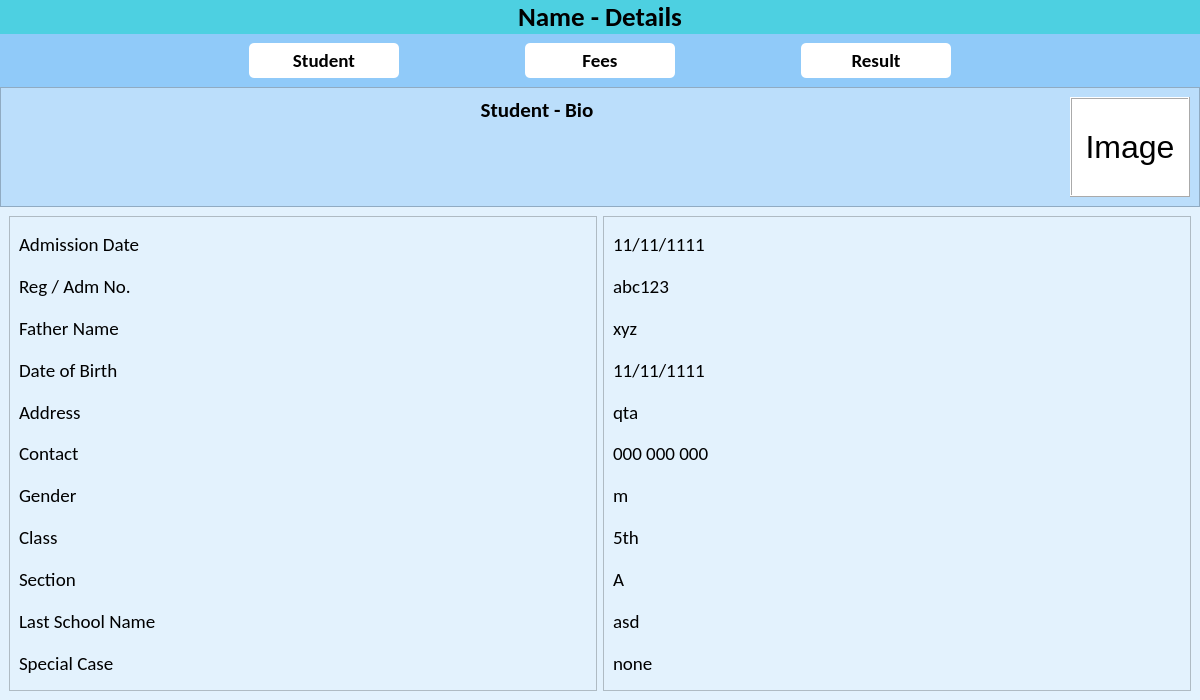
First picture: the form in ui/student_details.ui, repository CodeWithEhtisham/School-Software, before the edit.
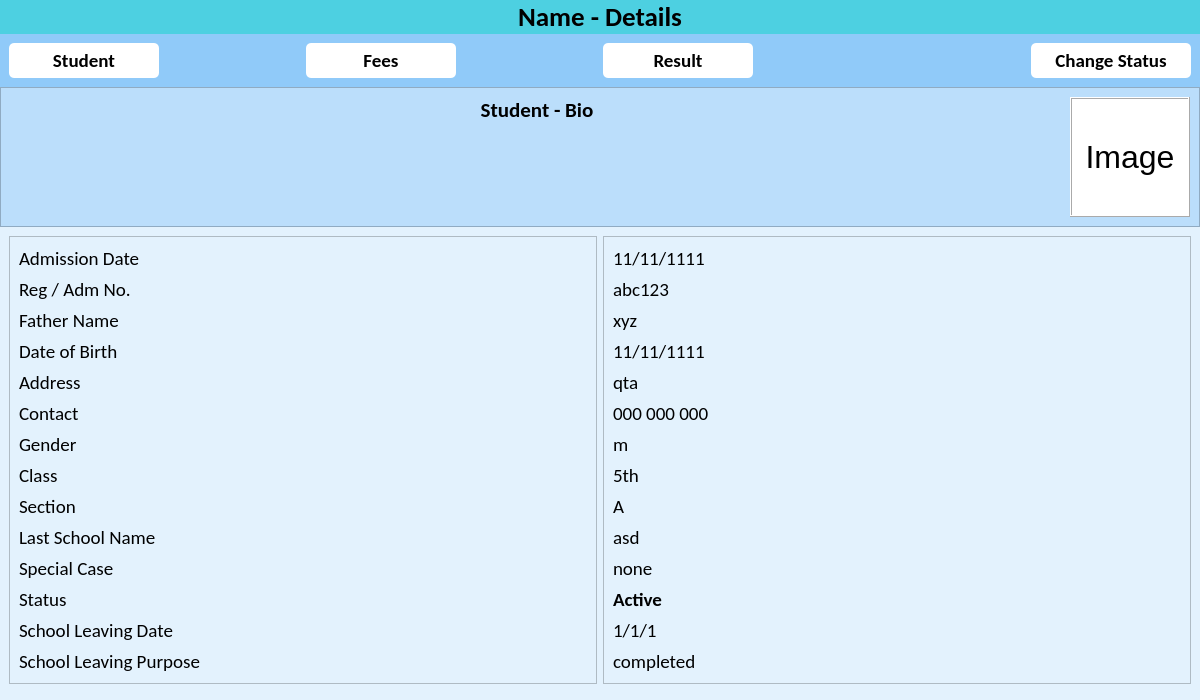
Second picture: the form after the edit. The open tabs and pages were chosen to show the change. Icons and pictures are not drawn.

Commit message: ui change, added buttons, some features

```diff
--- a/ui/student_details.ui
+++ b/ui/student_details.ui
@@ -110,7 +110,7 @@
        <enum>Qt::LeftToRight</enum>
       </property>
       <layout class="QHBoxLayout" name="horizontalLayout_3">
-       <item alignment="Qt::AlignRight">
+       <item alignment="Qt::AlignLeft">
         <widget class="QPushButton" name="btn_student">
          <property name="minimumSize">
           <size>
@@ -141,7 +141,7 @@
          </property>
         </widget>
        </item>
-       <item alignment="Qt::AlignHCenter">
+       <item alignment="Qt::AlignLeft">
         <widget class="QPushButton" name="btn_fees">
          <property name="minimumSize">
           <size>
@@ -203,6 +203,37 @@
          </property>
         </widget>
        </item>
+       <item alignment="Qt::AlignRight">
+        <widget class="QPushButton" name="btn_student_leaving">
+         <property name="minimumSize">
+          <size>
+           <width>160</width>
+           <height>35</height>
+          </size>
+         </property>
+         <property name="font">
+          <font>
+           <family>Calibri</family>
+           <pointsize>14</pointsize>
+           <weight>75</weight>
+           <bold>true</bold>
+          </font>
+         </property>
+         <property name="text">
+          <string>Change Status</string>
+         </property>
+         <property name="icon">
+          <iconset resource="../resources.qrc">
+           <normaloff>:/icons/assets/icons/logout.png</normaloff>:/icons/assets/icons/logout.png</iconset>
+         </property>
+         <property name="iconSize">
+          <size>
+           <width>32</width>
+           <height>32</height>
+          </size>
+         </property>
+        </widget>
+       </item>
       </layout>
      </widget>
     </item>
@@ -269,8 +300,8 @@
             <widget class="QLabel" name="std_image">
              <property name="minimumSize">
               <size>
-               <width>100</width>
-               <height>100</height>
+               <width>120</width>
+               <height>120</height>
               </size>
              </property>
              <property name="maximumSize">
@@ -310,7 +341,7 @@
            </sizepolicy>
           </property>
           <layout class="QHBoxLayout" name="horizontalLayout">
-           <item>
+           <item alignment="Qt::AlignTop">
             <widget class="QFrame" name="frame_6">
              <property name="frameShape">
               <enum>QFrame::StyledPanel</enum>
@@ -462,10 +493,49 @@
                 </property>
                </widget>
               </item>
+              <item>
+               <widget class="QLabel" name="label_3">
+                <property name="font">
+                 <font>
+                  <family>Calibri</family>
+                  <pointsize>14</pointsize>
+                 </font>
+                </property>
+                <property name="text">
+                 <string>Status</string>
+                </property>
+               </widget>
+              </item>
+              <item>
+               <widget class="QLabel" name="label_8">
+                <property name="font">
+                 <font>
+                  <family>Calibri</family>
+                  <pointsize>14</pointsize>
+                 </font>
+                </property>
+                <property name="text">
+                 <string>School Leaving Date</string>
+                </property>
+               </widget>
+              </item>
+              <item>
+               <widget class="QLabel" name="label_24">
+                <property name="font">
+                 <font>
+                  <family>Calibri</family>
+                  <pointsize>14</pointsize>
+                 </font>
+                </property>
+                <property name="text">
+                 <string>School Leaving Purpose</string>
+                </property>
+               </widget>
+              </item>
              </layout>
             </widget>
            </item>
-           <item>
+           <item alignment="Qt::AlignTop">
             <widget class="QFrame" name="frame_7">
              <property name="frameShape">
               <enum>QFrame::StyledPanel</enum>
@@ -617,6 +687,47 @@
                 </property>
                </widget>
               </item>
+              <item>
+               <widget class="QLabel" name="label_7">
+                <property name="font">
+                 <font>
+                  <family>Calibri</family>
+                  <pointsize>14</pointsize>
+                  <weight>75</weight>
+                  <bold>true</bold>
+                 </font>
+                </property>
+                <property name="text">
+                 <string>Active</string>
+                </property>
+               </widget>
+              </item>
+              <item>
+               <widget class="QLabel" name="label_23">
+                <property name="font">
+                 <font>
+                  <family>Calibri</family>
+                  <pointsize>14</pointsize>
+                 </font>
+                </property>
+                <property name="text">
+                 <string>1/1/1</string>
+                </property>
+               </widget>
+              </item>
+              <item>
+               <widget class="QLabel" name="label_25">
+                <property name="font">
+                 <font>
+                  <family>Calibri</family>
+                  <pointsize>14</pointsize>
+                 </font>
+                </property>
+                <property name="text">
+                 <string>completed</string>
+                </property>
+               </widget>
+              </item>
              </layout>
             </widget>
            </item>
```
Left out of the diff: 32 changed lines with no effect on the pictures. The commit also changes 13 other files.
